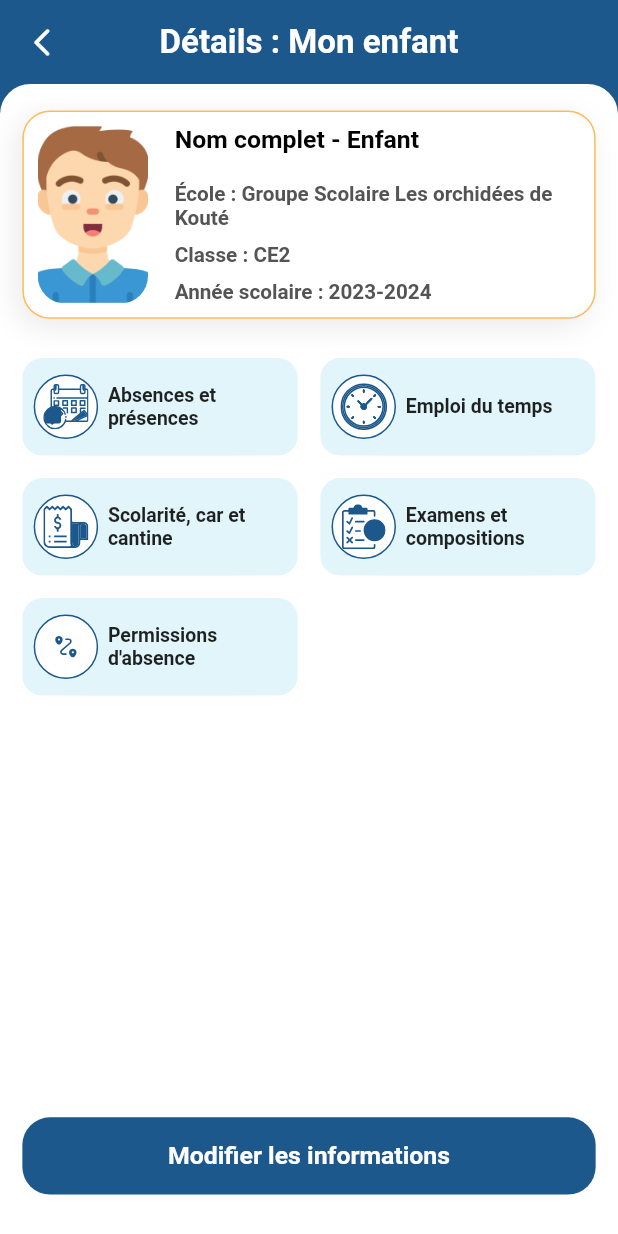
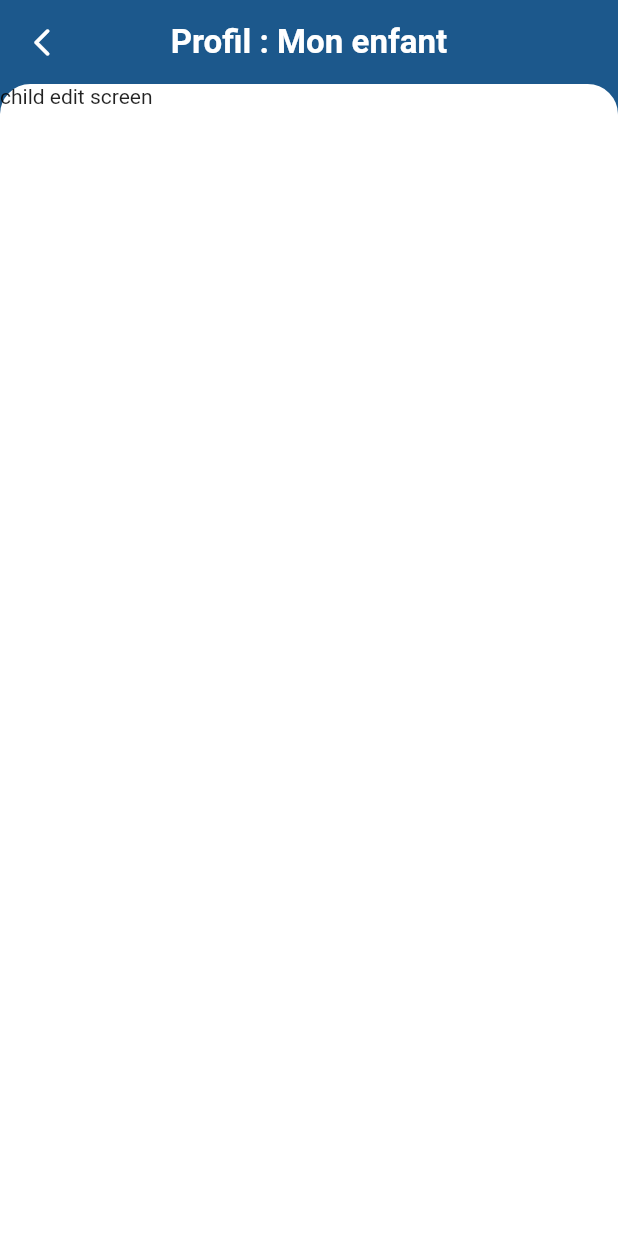
Before and after one commit to Keldy7/flutter_scolarApp, a Flutter app: the ChildScreen screen opened by its route, after a tap on "Modifier les informations", on a phone screen of 412 x 824 dp. Run offline on Flutter 3.47's test engine with Material 2 defaults, Android fonts, the phone set to English and light mode, and no system bars; our stand-ins replace carousel_slider, dotted_border, figma_squircle, file_picker, flutter_screenutil, flutter_svg and 7 more; accounts and stored records are empty; Roboto replaces fonts that are missing (Montserrat).

Commit message:
Interface de details d'informations infantiles

```diff
--- a/lib/app/ui/screens/child/child_screen.dart
+++ b/lib/app/ui/screens/child/child_screen.dart
@@ -152,7 +152,7 @@ class _ChildScreenState extends State<ChildScreen> {
             ),
             getButtonFigma(context, getAccentColor(context), true,
                 "Modifier les informations", primaryColor, () {
-              Constant.goToNextPage(context, Routes.serviceListRoute);
+              Constant.goToNextPage(context, Routes.editChildScreenRoute);
             },
                 EdgeInsets.only(
                     left: horSpace, right: horSpace, bottom: 30.h, top: 7.h))
--- /dev/null
+++ b/lib/app/ui/screens/child/edit_child_screen.dart
@@ -0,0 +1,26 @@
+import 'package:flutter/material.dart';
+import 'package:scolar_pay/app/utils/constant.dart';
+import 'package:scolar_pay/app/utils/widget_utils.dart';
+
+class EditChildScreen extends StatefulWidget {
+  const EditChildScreen({super.key});
+
+  @override
+  State<EditChildScreen> createState() => _EditChildScreenState();
+}
+
+class _EditChildScreenState extends State<EditChildScreen> {
+  @override
+  Widget build(BuildContext context) {
+    return getScreenDetailDefaultView(context, "Profil : Mon enfant", () {
+      Constant.backToPrev(context);
+    },
+        Column(
+          children: [
+            Expanded(
+                child: ListView(
+                    shrinkWrap: true, children: [Text("child edit screen")]))
+          ],
+        ));
+  }
+}
--- a/lib/app/utils/label_keys.dart
+++ b/lib/app/utils/label_keys.dart
@@ -35,7 +35,6 @@ class Labels {
   static String detailsEnfantKey = "Détails : Mon enfant";
   static String attendanceKey = "Absences et présences";
   static String feesKey = "Scolarité, car et cantine";
-  static String examsKey = "Examens et compositions";
   static String timetableKey = "Emploi du temps";
   static String permissionsKey = "Permissions";
 
@@ -62,7 +61,10 @@ class Labels {
   static String demanderPermissionKey = "Demander une permission scolaire";
 
 //Examens et compositions
+  static String examsKey = "Examens et compositions";
   static String examensCompositionsKey = "Examens et compos";
+  static String examensKey = "Examens";
+  static String compositionsKey = "Compositions";
 // static String demanderPermissionKey = "Demander une permission scolaire";
 // static String demanderPermissionKey = "Demander une permission scolaire";
 // static String demanderPermissionKey = "Demander une permission scolaire";
--- a/lib/app/utils/routes.dart
+++ b/lib/app/utils/routes.dart
@@ -12,7 +12,7 @@ class Routes {
   static String countrySelectionRoute = "keycountrySelectionRoute";
   static String homeScreenRoute = "keyHomeScreenRoute";
   static String attendanceScreenRoute = "keyAttendanceScreenRoute";
-  static String examsScreenRoute = "keyAttendanceScreenRoute";
+  static String examsScreenRoute = "keyExamsScreenRoute";
   static String categoryScreenRoute = "keyCategoryScreenRoute";
   static String salonScreenRoute = "keySalonScreenRoute";
   static String searchScreenRoute = "keySearchScreenRoute";
@@ -21,6 +21,7 @@ class Routes {
   static String addPermissionsScreenRoute = "keyAddPermissionScreenRoute";
   static String salonDetailScreenRoute = "keySalonDetailScreenRoute";
   static String childScreenRoute = "keyChildScreenRoute";
+  static String editChildScreenRoute = "keyEditChildScreenRoute";
   static String serviceListRoute = "keyServiceListScreenRoute";
   static String confirmServiceListRoute = "keyConfirmServiceListScreenRoute";
   static String paymentListRoute = "keyPaymentServiceListScreenRoute";
--- a/lib/app/utils/widget_utils.dart
+++ b/lib/app/utils/widget_utils.dart
@@ -804,7 +804,7 @@ Row buildLocationRow(BuildContext context, String location, Color locationColor,
     double fontSize = 14}) {
   return Row(
     children: [
-      getSvgImageWithSize(context, "location.svg", 20.h, 20.h,
+      getSvgImageWithSize(context, Images.locationSvg, 20.h, 20.h,
           fit: BoxFit.fill, color: getFontGreyColor(context)),
       6.w.horizontalSpace,
       Expanded(
@@ -938,6 +938,8 @@ Widget buildTitles(BuildContext context, String title,
           (withPadding) ? Constant.getDefaultHorSpaceFigma(context) : 0);
   // ).marginOnly(top: 20.h, bottom: 10.h);
 }
+
+
 
 Widget buildTabView(
     List<String> tabList, BuildContext context, RxInt selectedIndex) {
--- a/lib/main.dart
+++ b/lib/main.dart
@@ -2,6 +2,7 @@ import 'package:flutter/material.dart';
 import 'package:flutter_localizations/flutter_localizations.dart';
 import 'package:get/get.dart';
 import 'package:scolar_pay/app/ui/screens/child/child_screen.dart';
+import 'package:scolar_pay/app/ui/screens/child/edit_child_screen.dart';
 import 'package:scolar_pay/app/ui/screens/exams/exams_screen.dart';
 import 'package:scolar_pay/app/ui/screens/permission/permission_screen.dart';
 import 'app/ui/controllers/home_controller.dart';
@@ -68,6 +69,7 @@ class MyApp extends StatelessWidget {
         Routes.filterScreenRoute: (context) => FilterScreen(),
         // offerDetailScreenRoute: (context) => OfferDetailScreen(),
         Routes.childScreenRoute: (context) => const ChildScreen(),
+        Routes.editChildScreenRoute: (context) => const EditChildScreen(),
         Routes.permissionsScreenRoute: (context) => const PermissionScreen(),
         Routes.addPermissionsScreenRoute: (context) =>
             const AddPermissionScreen(),
```
Also changed, not shown: lib/app/ui/screens/exams/exams_screen.dart (+14 -1 lines), lib/app/ui/screens/home/tab/tab_calendar.dart (+70 -4 lines), lib/app/utils/constant.dart (+17 -0 lines).
